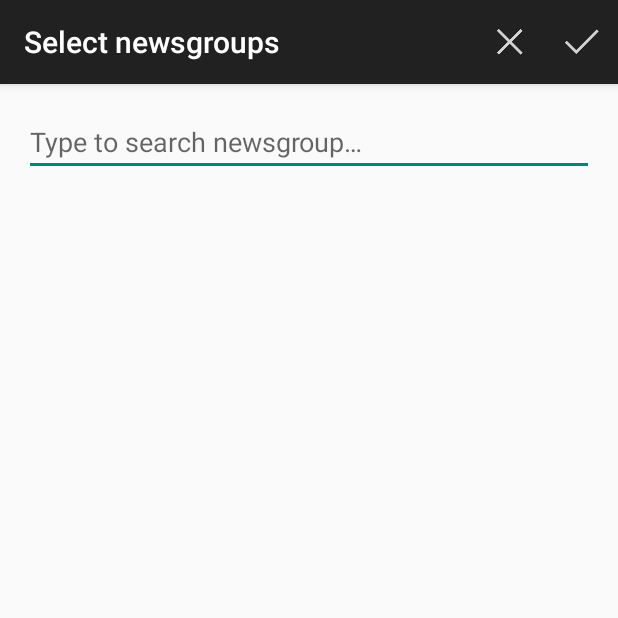
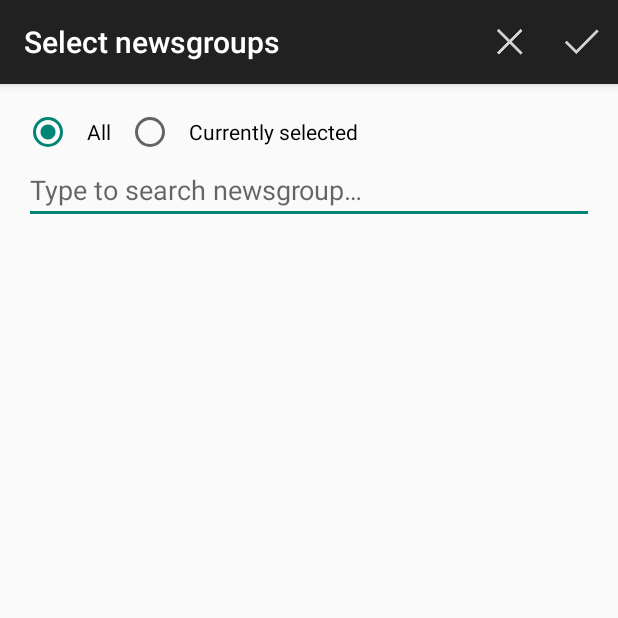
Before and after one commit to random-access/NewsReader, an Android app: the EditSubscriptionsActivity screen opened directly, with no data from a screen before it, on a phone screen of 412 x 824 dp, the top half of it. Run offline under Robolectric (Android 15) with nearby library versions, the phone set to English and light mode, and no system bars; 2 statements that could not run were skipped.

Commit message:
Added checkbox for showing only selected items in SubscriptionList

```diff
--- a/app/src/main/java/org/random_access/newsreader/EditSubscriptionsActivity.java
+++ b/app/src/main/java/org/random_access/newsreader/EditSubscriptionsActivity.java
@@ -12,6 +12,7 @@ import android.view.Menu;
 import android.view.MenuItem;
 import android.widget.EditText;
 import android.widget.ListView;
+import android.widget.RadioGroup;
 import android.widget.Toast;
 
 import org.apache.commons.net.nntp.NNTPClient;
@@ -40,6 +41,7 @@ public class EditSubscriptionsActivity extends AppCompatActivity {
     public static final String TAG_SUBSCRIPTIONS_FRAGMENT = "subscriptions-fragment";
 
     private SubscriptionListAdapter adapter;
+    private RadioGroup selection;
     private ListView lv;
     private EditText txtSearch;
     private EditSubscriptionsFragment subscriptionsFragment;
@@ -48,8 +50,11 @@ public class EditSubscriptionsActivity extends AppCompatActivity {
     private long serverId;
     private String serverName;
     private int serverPort;
+    private boolean auth;
     private String user;
     private String password;
+
+    private int checkedSelection;
 
     @Override
     protected void onCreate(Bundle savedInstanceState) {
@@ -92,6 +97,7 @@ public class EditSubscriptionsActivity extends AppCompatActivity {
         if (cursor.moveToFirst()) {
             serverName = cursor.getString(ServerQueries.COL_NAME);
             serverPort = cursor.getInt(ServerQueries.COL_PORT);
+            auth = cursor.getInt(ServerQueries.COL_AUTH) == 1;
             user = cursor.getString(ServerQueries.COL_USER);
             password = cursor.getString(ServerQueries.COL_PASSWORD);
         } else {
@@ -104,9 +110,11 @@ public class EditSubscriptionsActivity extends AppCompatActivity {
     @Override
     protected void onDestroy() {
         super.onDestroy();
-        Log.d(TAG, "In onDestroy - subscriptionsFragment == null? " + (subscriptionsFragment == null));
+        // Log.d(TAG, "In onDestroy - subscriptionsFragment == null? " + (subscriptionsFragment == null));
         if (subscriptionsFragment != null) {
             subscriptionsFragment.setNewsGroupItems(items);
+            subscriptionsFragment.setCheckedSelection(selection.getCheckedRadioButtonId());
+            Log.d(TAG, "Save selection: only selected = " + (selection.getCheckedRadioButtonId() == R.id.groups_selection));
         }
     }
 
@@ -116,9 +124,12 @@ public class EditSubscriptionsActivity extends AppCompatActivity {
         if(subscriptionsFragment == null) {
             subscriptionsFragment = new EditSubscriptionsFragment();
             fragmentManager.beginTransaction().add(subscriptionsFragment, TAG_SUBSCRIPTIONS_FRAGMENT).commit();
+           checkedSelection = R.id.groups_all;
             new GetNewsTask().execute();
         } else{
             items = subscriptionsFragment.getNewsGroupItems();
+            checkedSelection = subscriptionsFragment.getCheckedSelection();
+            Log.d(TAG, "Restore selection: only selected = " + (checkedSelection == R.id.groups_selection));
             prepareGUI();
         }
     }
@@ -168,7 +179,7 @@ public class EditSubscriptionsActivity extends AppCompatActivity {
             try {
                 getServerData();
                 NNTPConnector connector = new NNTPConnector(EditSubscriptionsActivity.this);
-                NNTPClient client = connector.connectToNewsServer(EditSubscriptionsActivity.this, serverName, serverPort, user,password);
+                NNTPClient client = connector.connectToNewsServer(EditSubscriptionsActivity.this, serverName, serverPort, auth, user, password);
                 String[] newNews = null;
                 NewsgroupInfo[] infos = client.listNewsgroups();
                // Thread.sleep(500);
@@ -219,10 +230,33 @@ public class EditSubscriptionsActivity extends AppCompatActivity {
                 adapter.getFilter().filter(s.toString());
             }
         });
+        selection = (RadioGroup)findViewById(R.id.radio_group);
+
+        selection.check(checkedSelection);
+        Log.d(TAG, "*** in prepareGui: only selected? " + (selection.getCheckedRadioButtonId() == R.id.groups_selection));
+        selection.setOnCheckedChangeListener(new RadioGroup.OnCheckedChangeListener() {
+            @Override
+            public void onCheckedChanged(RadioGroup group, int checkedId) {
+                manageCheckFilter(checkedId);
+            }
+        });
+        if (selection.getCheckedRadioButtonId() == R.id.groups_selection) {
+            selection.requestFocus();
+        }
+        manageCheckFilter(selection.getCheckedRadioButtonId());
     }
 
 
-
+    private void manageCheckFilter(int checkedId) {
+        switch (checkedId) {
+            case R.id.groups_all:
+                adapter.getFilter().filter("");
+                break;
+            case R.id.groups_selection:
+                adapter.getFilter().filter(getResources().getString(R.string.cmd_selected));
+                break;
+        }
+    }
 
 
     public ArrayList<NewsGroupItem> getNewsgroupItems (NewsgroupInfo[] infos) {
--- a/app/src/main/java/org/random_access/newsreader/provider/NNTPProvider.java
+++ b/app/src/main/java/org/random_access/newsreader/provider/NNTPProvider.java
@@ -65,6 +65,7 @@ public class NNTPProvider extends ContentProvider {
         PROJECTION_MAP_SERVER.put(ServerContract.ServerEntry.COL_TITLE, ServerContract.ServerEntry.COL_TITLE_FULLNAME);
         PROJECTION_MAP_SERVER.put(ServerContract.ServerEntry.COL_ENCRYPTION, ServerContract.ServerEntry.COL_ENCRYPTION_FULLNAME);
         PROJECTION_MAP_SERVER.put(ServerContract.ServerEntry.COL_SERVERPORT, ServerContract.ServerEntry.COL_SERVERPORT_FULLNAME);
+        PROJECTION_MAP_SERVER.put(ServerContract.ServerEntry.COL_AUTH, ServerContract.ServerEntry.COL_AUTH_FULLNAME);
         PROJECTION_MAP_SERVER.put(ServerContract.ServerEntry.COL_USER, ServerContract.ServerEntry.COL_USER_FULLNAME);
         PROJECTION_MAP_SERVER.put(ServerContract.ServerEntry.COL_PASSWORD, ServerContract.ServerEntry.COL_PASSWORD_FULLNAME);
         PROJECTION_MAP_SERVER.put(ServerContract.ServerEntry.COL_FK_SET_ID, ServerContract.ServerEntry.COL_FK_SET_ID_FULLNAME);
--- a/app/src/main/java/org/random_access/newsreader/provider/contracts/ServerContract.java
+++ b/app/src/main/java/org/random_access/newsreader/provider/contracts/ServerContract.java
@@ -43,6 +43,7 @@ public class ServerContract {
         public static final String COL_SERVERNAME = "_SERVERNAME";
         public static final String COL_SERVERPORT = "_SERVERPORT";
         public static final String COL_ENCRYPTION = "_ENCRYPTION";
+        public static final String COL_AUTH = "_AUTH";
         public static final String COL_USER = "_USER";
         public static final String COL_PASSWORD = "_PASSWORD";
         public static final String COL_FK_SET_ID = "FK_SET_ID";
@@ -52,6 +53,7 @@ public class ServerContract {
         public static final String COL_SERVERNAME_FULLNAME = TABLE_NAME + "." +"_SERVERNAME";
         public static final String COL_SERVERPORT_FULLNAME = TABLE_NAME + "." + "_SERVERPORT";
         public static final String COL_ENCRYPTION_FULLNAME = TABLE_NAME + "." +"_ENCRYPTION";
+        public static final String COL_AUTH_FULLNAME = TABLE_NAME + "." + "_AUTH";
         public static final String COL_USER_FULLNAME = TABLE_NAME + "." +"_USER";
         public static final String COL_PASSWORD_FULLNAME = TABLE_NAME + "." + "_PASSWORD";
         public static final String COL_FK_SET_ID_FULLNAME = TABLE_NAME + "." + "FK_SET_ID";
@@ -65,7 +67,8 @@ public class ServerContract {
             + ServerEntry.COL_SERVERNAME + " text not null, "
             + ServerEntry.COL_SERVERPORT + " integer, "
             + ServerEntry.COL_ENCRYPTION + " integer, "
-            + ServerEntry.COL_USER + " text not null, "
+            + ServerEntry.COL_AUTH + " integer not null, "
+            + ServerEntry.COL_USER + " text, "
             + ServerEntry.COL_PASSWORD + " text, "
             + ServerEntry.COL_FK_SET_ID + " integer not null, "
             + "foreign key (" + ServerEntry.COL_FK_SET_ID + ") references "
--- a/app/src/main/java/org/random_access/newsreader/queries/ServerQueries.java
+++ b/app/src/main/java/org/random_access/newsreader/queries/ServerQueries.java
@@ -24,14 +24,15 @@ public class ServerQueries {
 
     private static final String[] PROJECTION_SERVER = new String[] {ServerContract.ServerEntry._ID,
             ServerContract.ServerEntry.COL_SERVERNAME, ServerContract.ServerEntry.COL_SERVERPORT,
-            ServerContract.ServerEntry.COL_ENCRYPTION, ServerContract.ServerEntry.COL_USER, ServerContract.ServerEntry.COL_PASSWORD};
+            ServerContract.ServerEntry.COL_ENCRYPTION, ServerContract.ServerEntry.COL_AUTH, ServerContract.ServerEntry.COL_USER, ServerContract.ServerEntry.COL_PASSWORD};
 
     public static final int COL_ID = 0;
     public static final int COL_NAME = 1;
     public static final int COL_PORT = 2;
     public static final int COL_ENCRYPTION = 3;
-    public static final int COL_USER = 4;
-    public static final int COL_PASSWORD = 5;
+    public static final int COL_AUTH = 4;
+    public static final int COL_USER = 5;
+    public static final int COL_PASSWORD = 6;
 
 
     public ServerQueries(Context context) {
@@ -61,17 +62,19 @@ public class ServerQueries {
      * @param serverName server URL e.g. news.example.org
      * @param serverPort port for NNTP connection (default: 119)
      * @param encryption 0 for no encryption, 1 for encryption (NOT YET IMPLEMENTED)
+     * @param auth 0 for no authentication, 1 for authentication
      * @param user username to authenticate
      * @param password password to authenticate
      * @param settingsId _ID field of corresponding settings table entry
      * @return the URI to the created database entry, containing _ID for further use
      */
-    public Uri addServer(String serverTitle, String serverName, int serverPort, boolean encryption, String user, String password, long settingsId) {
+    public Uri addServer(String serverTitle, String serverName, int serverPort, boolean encryption, boolean auth, String user, String password, long settingsId) {
         ContentValues values = new ContentValues();
         values.put(ServerContract.ServerEntry.COL_TITLE, serverTitle);
         values.put(ServerContract.ServerEntry.COL_SERVERNAME, serverName);
         values.put(ServerContract.ServerEntry.COL_SERVERPORT, serverPort);
         values.put(ServerContract.ServerEntry.COL_ENCRYPTION, 0); // TODO handle encrypted connections
+        values.put(ServerContract.ServerEntry.COL_AUTH, auth ? 1 : 0);
         values.put(ServerContract.ServerEntry.COL_USER, user);
         values.put(ServerContract.ServerEntry.COL_PASSWORD, password);
         values.put(ServerContract.ServerEntry.COL_FK_SET_ID, settingsId);
@@ -113,10 +116,26 @@ public class ServerQueries {
 
         int noOfServerRows =  context.getContentResolver().delete(ServerContract.CONTENT_URI, ServerContract.ServerEntry._ID + " = ?", new String[] {serverId + ""});
 
-        context.getContentResolver().delete(SettingsContract.CONTENT_URI, SettingsContract.SettingsEntry._ID + "= ?", new String[] {settingsId + ""});
+        context.getContentResolver().delete(SettingsContract.CONTENT_URI, SettingsContract.SettingsEntry._ID + "= ?", new String[]{settingsId + ""});
 
         return noOfServerRows;
     }
 
 
+    /**
+     * Helper method to get the name of a newsgroup for a given ID
+     * @param serverId database _ID field identifying a Newsgroup entry
+     * @return String containing the name of the given newsgroup, e.g. formatted like this: "section1.section2.*.sectionl"
+     * @throws IOException if there is no newsgroup matching the ID
+     */
+    public boolean hasServerAuth(long serverId) throws IOException {
+        Cursor c = getServerWithId(serverId);
+        if (!c.moveToFirst()) {
+            throw new IOException("No newsgroup with the given ID found");
+        }
+        boolean auth = c.getInt(ServerQueries.COL_AUTH) == 1;
+        c.close();
+        return auth;
+    }
+
 }
--- a/app/src/main/java/org/random_access/newsreader/sync/NNTPConnector.java
+++ b/app/src/main/java/org/random_access/newsreader/sync/NNTPConnector.java
@@ -34,7 +34,7 @@ public class NNTPConnector {
      * @return NNTPClient object to communicate with
      * @throws IOException
      */
-    public NNTPClient connectToNewsServer(Context context, String server, int port, String user, String password) throws IOException, LoginException {
+    public NNTPClient connectToNewsServer(Context context, String server, int port, boolean auth, String user, String password) throws IOException, LoginException {
         NNTPClient nntpClient = new NNTPClient();
         // nntpClient.addProtocolCommandListener(new PrintCommandListener(new PrintWriter(System.out), true));
         // TODO handle encrypted connections
@@ -42,6 +42,9 @@ public class NNTPConnector {
             nntpClient.connect(server);
         } else {
             nntpClient.connect(server, port);
+        }
+        if (!auth) { // Connection without authentication
+            return nntpClient;
         }
         boolean authOk = nntpClient.authenticate(user, password);
         if (authOk) {
--- a/app/src/main/res/layout/activity_edit_subscriptions.xml
+++ b/app/src/main/res/layout/activity_edit_subscriptions.xml
@@ -7,6 +7,27 @@
     android:paddingBottom="@dimen/activity_vertical_margin"
     android:orientation="vertical"
     tools:context="org.random_access.org.newsreader.EditSubscriptionsActivity">
+
+    <RadioGroup
+        android:id="@+id/radio_group"
+        android:layout_width="wrap_content"
+        android:layout_height="wrap_content"
+        android:orientation="horizontal">
+        <RadioButton
+            android:id="@+id/groups_all"
+            android:text="@string/all"
+            android:layout_width="wrap_content"
+            android:layout_height="wrap_content"
+            android:paddingLeft="10dp"
+            android:paddingRight="10dp" />
+        <RadioButton
+            android:id="@+id/groups_selection"
+            android:text="@string/selected"
+            android:layout_width="wrap_content"
+            android:layout_height="wrap_content"
+            android:paddingLeft="10dp"
+            android:paddingRight="10dp" />
+    </RadioGroup>
 
     <EditText
         android:id="@+id/groups_search"
--- a/app/src/main/res/values/strings.xml
+++ b/app/src/main/res/values/strings.xml
@@ -12,6 +12,7 @@
     <string name="server_hint">news.example.com</string>
     <string name="port">Port</string>
     <string name="port_hint">Default: 119</string>
+    <string name="authenticate">With authentication</string>
     <string name="user">Username</string>
     <string name="user_hint">user@example.com</string>
     <string name="password">Password</string>
@@ -46,7 +47,13 @@
     <string name="no">No</string>
     <string name="yes">Yes</string>
 
+    <string name="show">Show</string>
+    <string name="selected">Currently selected</string>
+    <string name="all">All</string>
+
     <string name="delete">Delete</string>
+
+    <string name="cmd_selected">:selected</string>
 
     <plurals name="really_delete_server">
         <item quantity="one">Really delete news server?</item> ,
```
Also changed, not shown: app/src/main/java/org/random_access/newsreader/DialogServerConnection.java (+28 -8 lines), app/src/main/java/org/random_access/newsreader/DialogServerSettings.java (+6 -2 lines), app/src/main/java/org/random_access/newsreader/EditSubscriptionsFragment.java (+9 -0 lines), app/src/main/java/org/random_access/newsreader/ShowMessagesActivity.java (+28 -2 lines), app/src/main/java/org/random_access/newsreader/ShowSingleArticleActivity.java (+9 -4 lines), app/src/main/java/org/random_access/newsreader/adapter/SubscriptionListAdapter.java (+23 -6 lines), app/src/main/res/layout/dialog_add_server.xml (+15 -0 lines).
